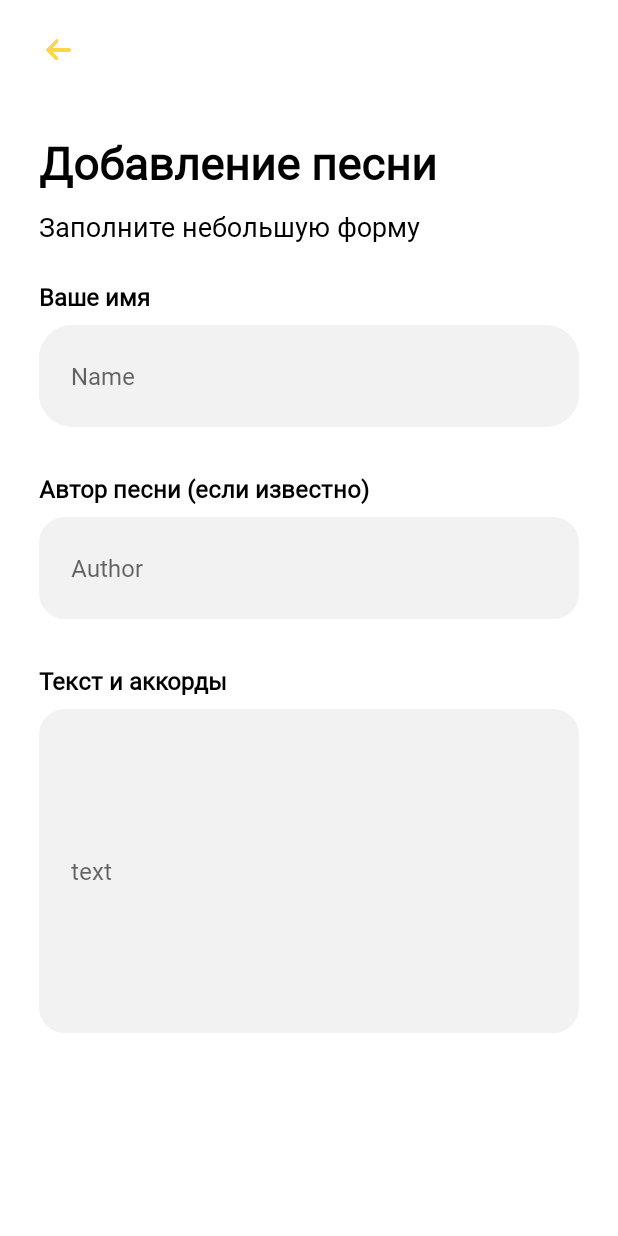
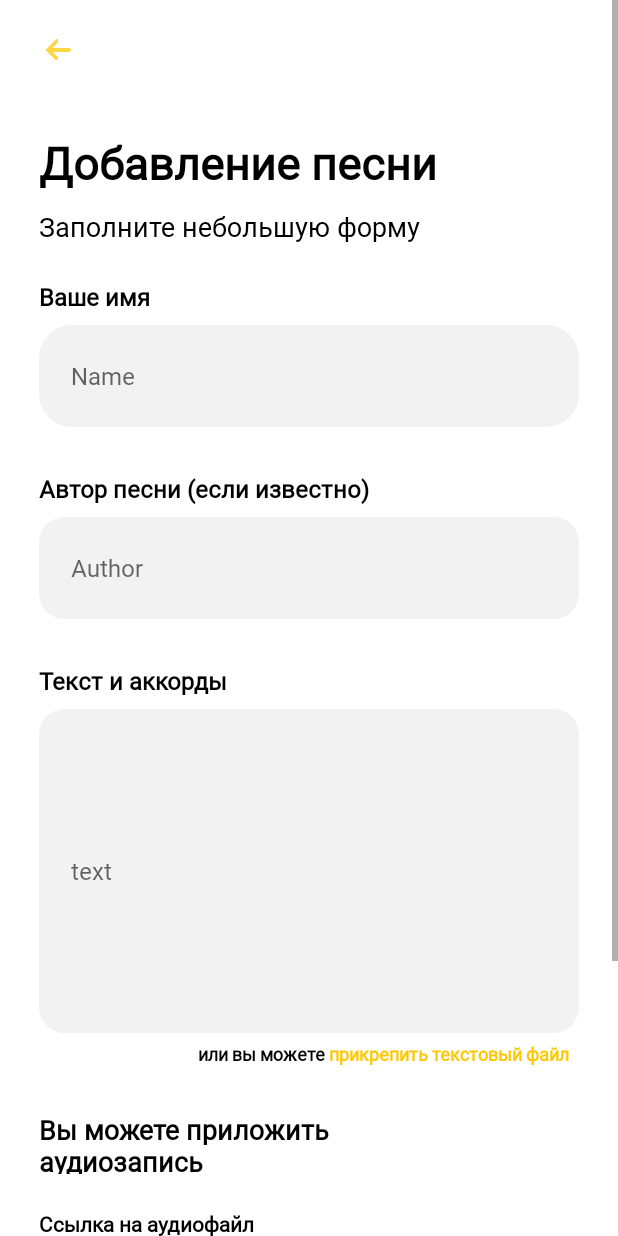
Before and after one commit to ntnlbk/spevn, an Android app: the addsongactivity screen opened directly, with no data from a screen before it, on a phone screen of 412 x 824 dp. Run offline under Robolectric (Android 15) with nearby library versions, the phone set to English and light mode, and no system bars; Roboto replaces fonts that are not available here.

Commit message:
addsong-adds

```diff
--- a/app/src/main/java/com/LibBib/spevn/addsongactivity.java
+++ b/app/src/main/java/com/LibBib/spevn/addsongactivity.java
@@ -3,12 +3,16 @@
 import androidx.appcompat.app.AppCompatActivity;
 
 import android.os.Bundle;
+import android.text.Html;
 import android.view.View;
 import android.widget.ImageView;
+import android.widget.TextView;
 
 public class addsongactivity extends AppCompatActivity {
 
     private ImageView backbtn;
+
+    private TextView addtextfilebtn, addmusfilebtn;
 
     @Override
     protected void onCreate(Bundle savedInstanceState) {
@@ -19,6 +23,8 @@
         setContentView(R.layout.activity_addsongactivity);
 
         backbtn=(ImageView)findViewById(R.id.backbtn1);
+        addtextfilebtn = (TextView)findViewById(R.id.textfileaddbtn);
+        addmusfilebtn = (TextView)findViewById(R.id.musfileaddbtn);
 
         backbtn.setOnClickListener(new View.OnClickListener() {
             @Override
@@ -27,5 +33,8 @@
             }
         });
 
+        addtextfilebtn.setText(Html.fromHtml("или вы можете <font color='#FFC700'> прикрепить текстовый файл </font>"));  //делаем выделенные слова желтыми
+        addmusfilebtn.setText(Html.fromHtml("или вы можете <font color='#FFC700'> прикрепить аудиофайл </font>"));
+
     }
 }
--- /dev/null
+++ b/app/src/main/res/drawable-v24/edittextbackground.xml
@@ -0,0 +1,24 @@
+<?xml version="1.0" encoding="utf-8"?>
+<selector xmlns:android="http://schemas.android.com/apk/res/android">
+    <item android:state_pressed="true" >
+        <shape android:shape="rectangle"  >
+            <corners android:radius="20dip" />
+            <stroke android:width="4dip" android:color="#F2F2F2" />
+            <solid android:color="#F2F2F2"/>
+        </shape>
+    </item>
+    <item android:state_focused="true">
+        <shape android:shape="rectangle"  >
+            <corners android:radius="20dip" />
+            <stroke android:width="4dip" android:color="#F2F2F2" />
+            <solid android:color="#F2F2F2"/>
+        </shape>
+    </item>
+    <item>
+        <shape android:shape="rectangle"  >
+            <corners android:radius="15dip" />
+            <stroke android:width="4dip" android:color="#F2F2F2" />
+            <solid android:color="#F2F2F2"/>
+        </shape>
+    </item>
+</selector>
--- /dev/null
+++ b/app/src/main/res/drawable/addsongbtn.xml
@@ -0,0 +1,24 @@
+<?xml version="1.0" encoding="utf-8"?>
+<selector xmlns:android="http://schemas.android.com/apk/res/android">
+    <item android:state_pressed="true" >
+        <shape android:shape="rectangle"  >
+            <corners android:radius="8dip" />
+            <stroke android:width="3dip" android:color="#FFC700" />
+            <gradient android:angle="180" android:startColor="#FFC700" android:endColor="#FFC700" />
+        </shape>
+    </item>
+    <item android:state_focused="true">
+        <shape android:shape="rectangle"  >
+            <corners android:radius="8dip" />
+            <stroke android:width="3dip" android:color="#FFD645" />
+            <gradient android:angle="180" android:startColor="#FFD645" android:endColor="#FFD645" />
+        </shape>
+    </item>
+    <item>
+        <shape android:shape="rectangle"  >
+            <corners android:radius="8dip" />
+            <stroke android:width="2dip" android:color="#FFD645" />
+            <gradient android:angle="180" android:startColor="#FFD645" android:endColor="#FFD645" />
+        </shape>
+    </item>
+</selector>
--- a/app/src/main/res/layout/activity_addsongactivity.xml
+++ b/app/src/main/res/layout/activity_addsongactivity.xml
@@ -136,5 +136,89 @@
             android:textColor="#000000"
             android:textSize="16dp" />
 
+        <TextView
+            android:id="@+id/textfileaddbtn"
+            android:layout_width="wrap_content"
+            android:layout_height="wrap_content"
+            android:layout_gravity="right"
+            android:layout_marginTop="5dp"
+            android:layout_marginRight="30dp"
+            android:fontFamily="@font/myfont"
+            android:text="или вы можете прикрепить текстовый файл"
+            android:textColor="#000000"
+            android:textSize="12dp"
+            android:textStyle="bold" />
+
+        <TextView
+            android:id="@+id/textView24"
+            android:layout_width="198dp"
+            android:layout_height="42dp"
+            android:layout_marginLeft="26dp"
+            android:layout_marginTop="30dp"
+            android:fontFamily="@font/myfont"
+            android:text="Вы можете приложить аудиозапись"
+            android:textColor="#000000"
+            android:textSize="18sp"
+            android:textStyle="bold" />
+
+        <TextView
+            android:id="@+id/textView26"
+            android:layout_width="156dp"
+            android:layout_height="34dp"
+            android:layout_marginLeft="26dp"
+            android:layout_marginTop="23dp"
+            android:fontFamily="@font/myfont"
+            android:text="Ссылка на аудиофайл  (YouTube, GoogleDisk...)"
+            android:textColor="#000000"
+            android:textSize="14dp"
+            android:textStyle="bold" />
+
+        <EditText
+            android:id="@+id/editTextTextPersonName4"
+            android:layout_width="match_parent"
+            android:layout_height="68dp"
+            android:layout_gravity="center_horizontal"
+            android:layout_marginLeft="26dp"
+            android:layout_marginTop="10dp"
+            android:layout_marginRight="26dp"
+            android:background="@drawable/edittextbackground"
+            android:ems="10"
+            android:fontFamily="@font/myfont"
+            android:hint="Link"
+            android:inputType="textPersonName"
+            android:paddingLeft="21dp"
+            android:textColor="#000000"
+            android:textSize="16dp" />
+
+        <TextView
+            android:id="@+id/musfileaddbtn"
+            android:layout_width="wrap_content"
+            android:layout_height="wrap_content"
+            android:layout_gravity="right"
+            android:layout_marginTop="5dp"
+            android:layout_marginRight="30dp"
+            android:fontFamily="@font/myfont"
+            android:text="или вы можете прикрепить аудиофайл"
+            android:textColor="#000000"
+            android:textSize="12dp"
+            android:textStyle="bold" />
+
+        <Button
+            android:id="@+id/button2"
+            android:layout_width="match_parent"
+            android:layout_height="wrap_content"
+            android:layout_gravity="center_horizontal"
+            android:layout_marginLeft="27dp"
+            android:layout_marginTop="52dp"
+            android:layout_marginRight="27dp"
+            android:layout_marginBottom="20dp"
+            android:background="@drawable/addsongbtn"
+            android:fontFamily="@font/myfont"
+            android:text="отправить"
+            android:textAllCaps="false"
+            android:textColor="#FFFFFF"
+            android:textSize="18sp"
+            android:textStyle="bold" />
+
     </LinearLayout>
 </ScrollView>
```
